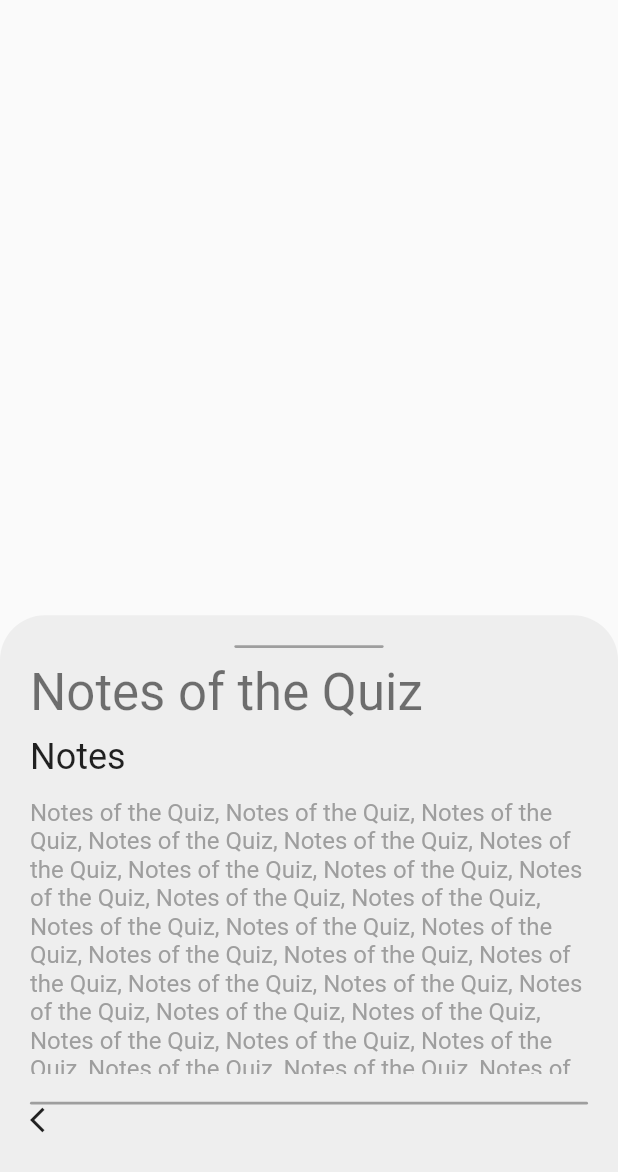
After one commit to Dev0Mahmoud/components-training-flutter, a Flutter app: the BottomSheetExample screen opened directly, on a phone screen of 412 x 824 dp. The commit adds this screen. Shown: the top 1172 px of the screen. Run offline on Flutter 3.47's test engine with Material 2 defaults, Android fonts, the phone set to English and light mode, and no system bars; our stand-ins replace flutter_screenutil, percent_indicator.

Commit message:
Amr branch (#6)
* i do notification card and circular progress card

* i do notification card and circular progress card

* bottomSheet

```diff
--- /dev/null
+++ b/lib/amr_componant/view/draggable_bottom_sheet.dart
@@ -0,0 +1,99 @@
+import 'package:flutter/material.dart';
+import 'package:flutter_screenutil/flutter_screenutil.dart';
+
+class BottomSheetExample extends StatelessWidget {
+  const BottomSheetExample({Key? key}) : super(key: key);
+
+  @override
+  Widget build(BuildContext context) {
+    return Scaffold(
+
+      bottomSheet: BottomSheet(
+        builder: (BuildContext context,){
+          return Container(
+            decoration: BoxDecoration(
+              borderRadius: BorderRadius.only(
+                topLeft: Radius.circular(30),
+                topRight: Radius.circular(30),
+              ),
+              color: Colors.grey[200],
+            ),
+            child: Padding(
+              padding: const EdgeInsets.all(20.0),
+              child: Column(
+                crossAxisAlignment: CrossAxisAlignment.start,
+                children: [
+                  Row(
+                    mainAxisAlignment: MainAxisAlignment.center,
+                    children: [
+                      Container(
+                        width: 100.w,
+                        height: 2.h,
+                        decoration: BoxDecoration(
+                          borderRadius: BorderRadius.circular(50),
+                          color: Colors.grey,
+                        ),
+                      ),
+                    ],
+                  ),
+                  SizedBox(
+                    height: 10.h,
+                  ),
+                  Column(
+                    crossAxisAlignment: CrossAxisAlignment.start,
+                    children: [
+                      Text(
+                        'Notes of the Quiz',
+                        style: Theme.of(context).textTheme.headline4,
+                      ),
+                      SizedBox(
+                        height: 10.h,
+                      ),
+                      Text(
+                        'Notes',
+                        style: Theme.of(context).textTheme.headline5,
+                      ),
+                      SizedBox(
+                        height: 15.h,
+                      ),
+                      Container(
+                        height: 200.h,
+                        child: SingleChildScrollView(
+                          child: Text(
+                            'Notes of the Quiz, Notes of the Quiz, Notes of the Quiz, Notes of the Quiz, Notes of the Quiz, Notes of the Quiz, Notes of the Quiz, Notes of the Quiz, Notes of the Quiz, Notes of the Quiz, Notes of the Quiz, Notes of the Quiz, Notes of the Quiz, Notes of the Quiz, Notes of the Quiz, Notes of the Quiz, Notes of the Quiz, Notes of the Quiz, Notes of the Quiz, Notes of the Quiz, Notes of the Quiz, Notes of the Quiz, Notes of the Quiz, Notes of the Quiz, Notes of the Quiz, Notes of the Quiz, Notes of the Quiz, Notes of the Quiz, Notes of the Quiz, Notes of the Quiz, Notes of the Quiz, Notes of the Quiz, Notes of the Quiz, Notes of the Quiz, Notes of the Quiz, Notes of the Quiz, Notes of the Quiz, Notes of the Quiz, Notes of the Quiz, Notes of the Quiz, Notes of the Quiz, Notes of the Quiz, Notes of the Quiz, Notes of the Quiz, Notes of the Quiz, Notes of the Quiz, Notes of the Quiz, ',
+                            style: TextStyle(fontSize: 16, color: Colors.grey),
+                          ),
+                        ),
+                      ),
+                      SizedBox(
+                        height: 20.h,
+                      ),
+                      Container(
+                        width: double.infinity,
+                        height: 2.h,
+                        decoration: BoxDecoration(
+                          borderRadius: BorderRadius.circular(50),
+                          color: Colors.grey,
+                        ),
+                      ),
+
+                      Row(
+                        children: [
+                          Icon(Icons.arrow_back_ios,size: 20,)
+                        ],
+                      )
+                    ],
+                  )
+                ],
+              ),
+            ),
+          );
+        },
+        onClosing: (){},
+        constraints:BoxConstraints(minHeight: 300.h,maxHeight: 450.h),
+        enableDrag: true,
+        //animationController: ,
+      ),
+    );
+  }
+}
--- /dev/null
+++ b/lib/amr_componant/view/driver_card.dart
@@ -0,0 +1,18 @@
+import 'package:flutter/material.dart';
+import 'package:flutter_screenutil/flutter_screenutil.dart';
+
+class DriverCard extends StatelessWidget {
+  const DriverCard({Key? key}) : super(key: key);
+
+  @override
+  Widget build(BuildContext context) {
+    return Column(
+      children: [
+        Icon(Icons.adjust_outlined,color: Colors.green,),
+        Container(width: 1.w,height: 50.h,color: Colors.grey,),
+        Icon(Icons.add_location,color: Colors.green,),
+
+      ],
+    );
+  }
+}
--- a/lib/component.dart
+++ b/lib/component.dart
@@ -4,6 +4,8 @@ import 'package:flutter_application_1/yassin/custom_notification_row.dart';
 import 'package:flutter_application_1/yassin/custom_text_field.dart';
 import 'package:flutter_application_1/yassin/product_view/product_view.dart';
 
+import 'amr_componant/view/draggable_bottom_sheet.dart';
+import 'amr_componant/view/driver_card.dart';
 import 'amr_componant/view/progress_card.dart';
 
 class Component extends StatelessWidget {
@@ -11,6 +13,7 @@ class Component extends StatelessWidget {
 
   @override
   Widget build(BuildContext context) {
+
     return SafeArea(
       child: Scaffold(
         body: Container(),
--- a/lib/main.dart
+++ b/lib/main.dart
@@ -20,6 +20,7 @@ class MyApp extends StatelessWidget {
         return MaterialApp(
           debugShowCheckedModeBanner: false,
           title: 'Flutter Demo',
+
           home:  Component(),
           theme: ThemeData(
             primarySwatch: Colors.blue,
```
